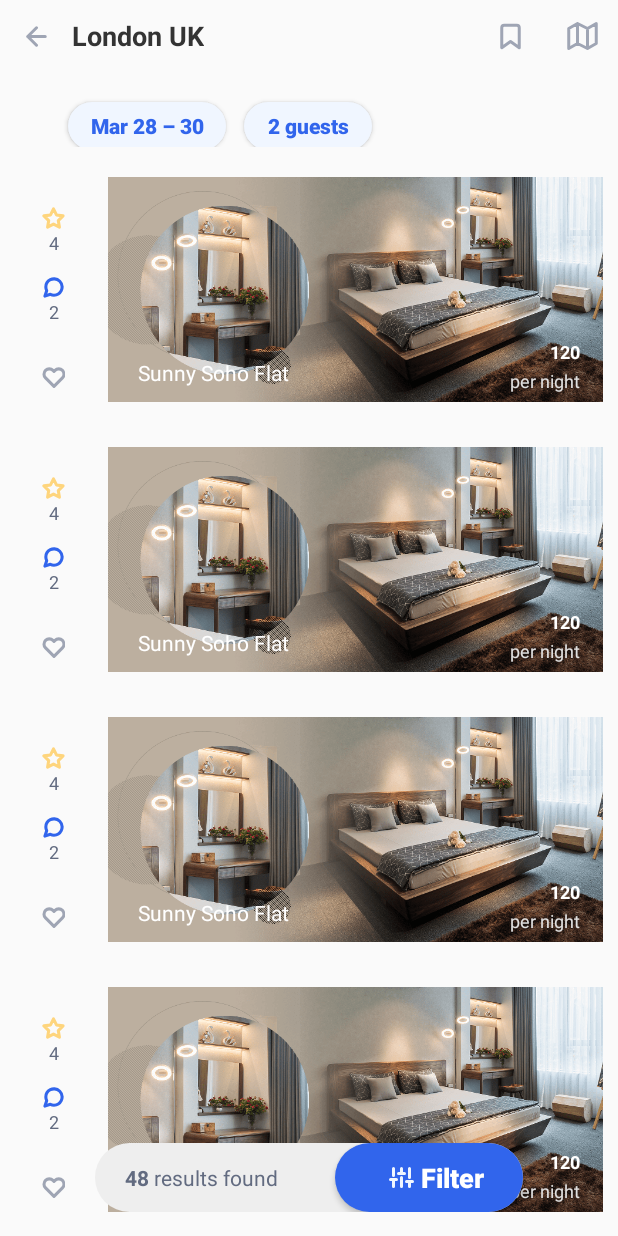
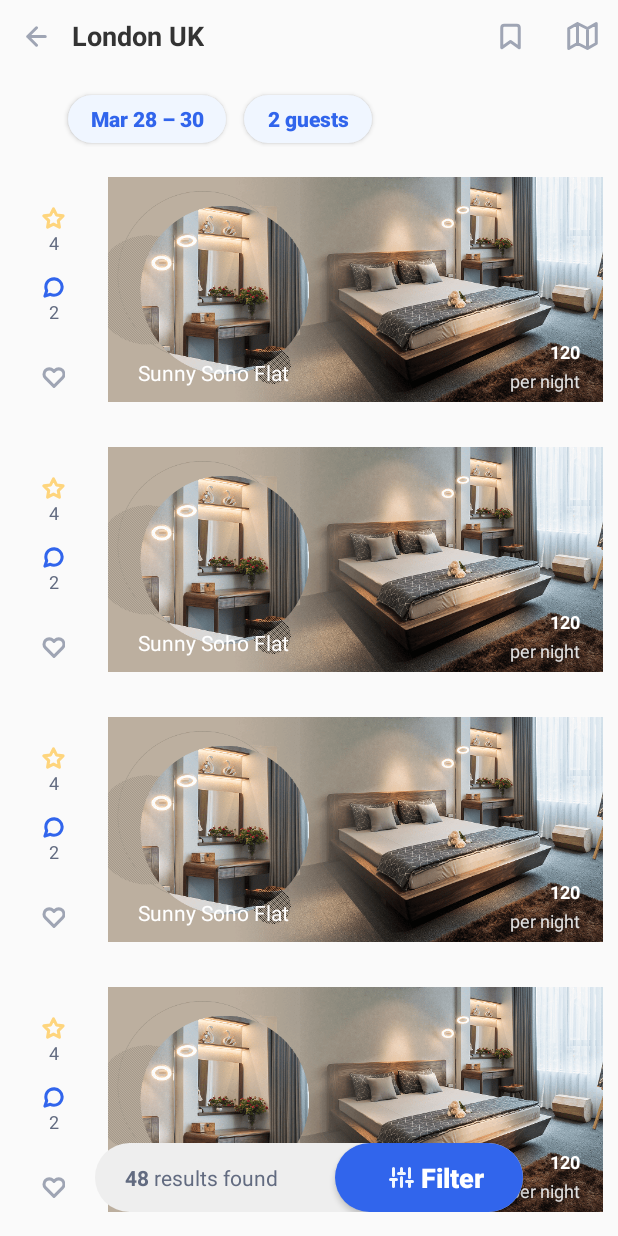
Before and after one commit to NVMinhIT/ApartermentsSearch, an Android app: the screen it shows after launch (ItemsListActivity), on a phone screen of 412 x 824 dp. Run offline under Robolectric (Android 15) with nearby library versions, the phone set to English and light mode, and no system bars.

Commit message:
edit activity item

```diff
--- a/app/src/main/res/layout/activity_items_list.xml
+++ b/app/src/main/res/layout/activity_items_list.xml
@@ -78,7 +78,7 @@
             android:layout_height="@dimen/button_height"
             android:layout_marginStart="@dimen/margin_left_x_normal"
             android:layout_marginLeft="@dimen/margin_left_x_normal"
-            android:layout_marginTop="@dimen/margin_top_normal"
+            android:layout_marginTop="@dimen/margin_top_min"
             android:textAllCaps="false"
             android:background="@drawable/bg_button"
             android:text="@string/mar"
@@ -95,7 +95,7 @@
             android:layout_height="@dimen/button_height"
             android:layout_marginStart="@dimen/margin_normal_small"
             android:layout_marginLeft="@dimen/margin_normal_small"
-            android:layout_marginTop="@dimen/margin_top_normal"
+            android:layout_marginTop="@dimen/margin_top_min"
             android:clickable="true"
             android:textAllCaps="false"
             android:background="@drawable/bg_button"
```
